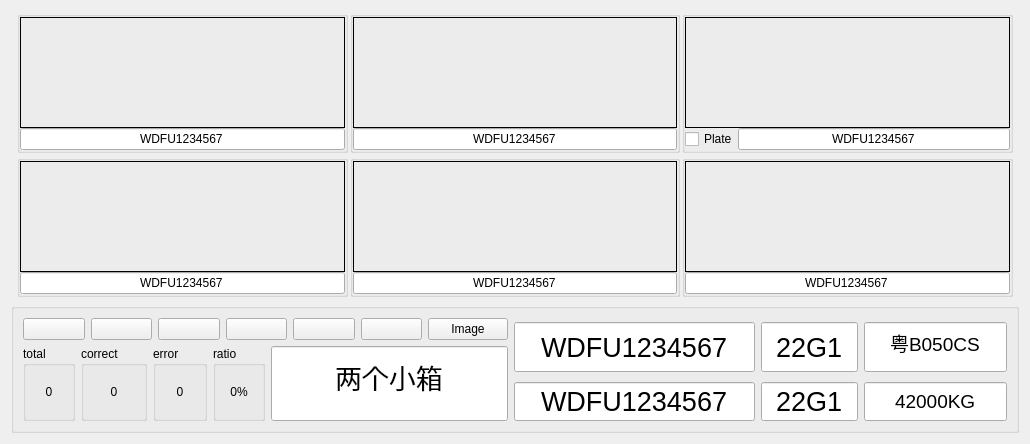
Above: Main/DataBase/database_form.ui from 519984307/Container_Multiple_Channels_20200522 before the change. Below: the same form after it.
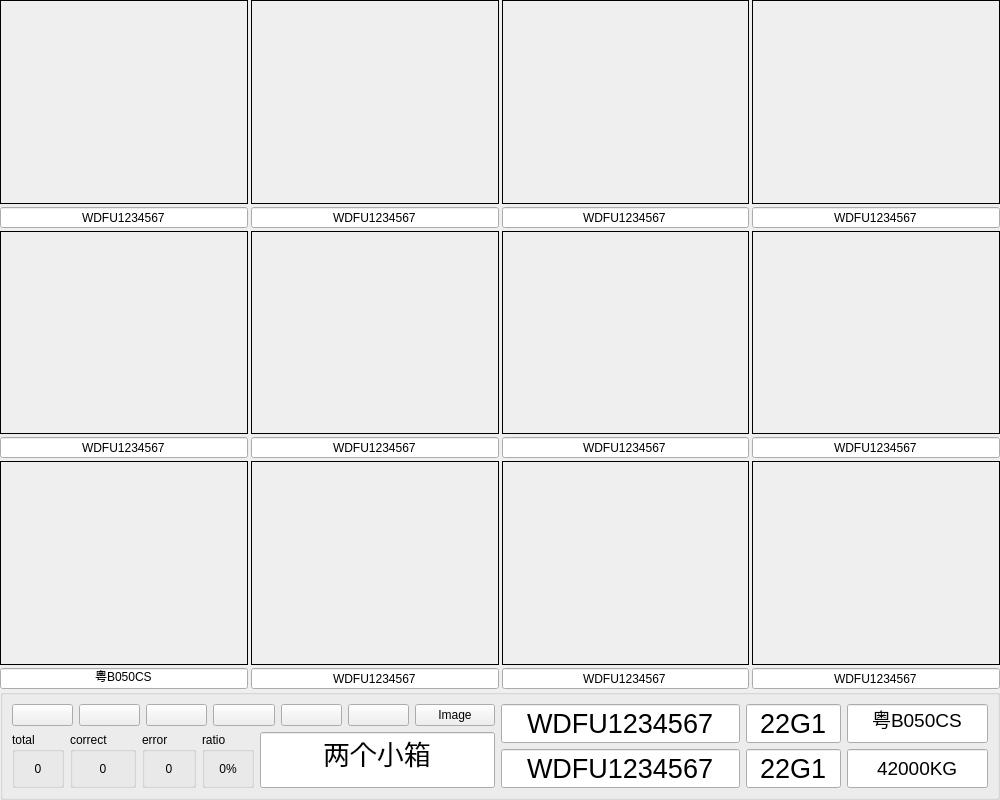
That is the form after the change. Icons and pictures are not drawn.

```diff
--- a/Main/DataBase/database_form.ui
+++ b/Main/DataBase/database_form.ui
@@ -6,15 +6,30 @@
    <rect>
     <x>0</x>
     <y>0</y>
-    <width>1030</width>
-    <height>444</height>
+    <width>1000</width>
+    <height>800</height>
    </rect>
   </property>
   <property name="windowTitle">
    <string>Form</string>
   </property>
   <layout class="QGridLayout" name="gridLayout_9">
-   <item row="0" column="1" rowspan="2">
+   <property name="leftMargin">
+    <number>0</number>
+   </property>
+   <property name="topMargin">
+    <number>0</number>
+   </property>
+   <property name="rightMargin">
+    <number>0</number>
+   </property>
+   <property name="bottomMargin">
+    <number>0</number>
+   </property>
+   <property name="spacing">
+    <number>0</number>
+   </property>
+   <item row="0" column="0">
     <widget class="QStackedWidget" name="database_stackedWidget">
      <property name="sizePolicy">
       <sizepolicy hsizetype="Expanding" vsizetype="Expanding">
@@ -59,31 +74,133 @@
         <number>0</number>
        </property>
        <property name="spacing">
-        <number>2</number>
+        <number>3</number>
        </property>
-       <item row="0" column="0">
-        <layout class="QGridLayout" name="gridLayout_8">
-         <item row="0" column="0">
-          <widget class="QGroupBox" name="groupBox_6">
-           <property name="title">
+       <item row="3" column="3">
+        <layout class="QGridLayout" name="gridLayout_8" rowstretch="1,0,1,0,1,0" columnstretch="1,1,1,1">
+         <item row="3" column="2">
+          <widget class="QLineEdit" name="front_right_result_lineEdit">
+           <property name="minimumSize">
+            <size>
+             <width>0</width>
+             <height>21</height>
+            </size>
+           </property>
+           <property name="maximumSize">
+            <size>
+             <width>16777215</width>
+             <height>21</height>
+            </size>
+           </property>
+           <property name="text">
+            <string>WDFU1234567</string>
+           </property>
+           <property name="alignment">
+            <set>Qt::AlignCenter</set>
+           </property>
+          </widget>
+         </item>
+         <item row="1" column="3">
+          <widget class="QLineEdit" name="front_result_lineEdit_2">
+           <property name="minimumSize">
+            <size>
+             <width>0</width>
+             <height>21</height>
+            </size>
+           </property>
+           <property name="maximumSize">
+            <size>
+             <width>16777215</width>
+             <height>21</height>
+            </size>
+           </property>
+           <property name="text">
+            <string>WDFU1234567</string>
+           </property>
+           <property name="alignment">
+            <set>Qt::AlignCenter</set>
+           </property>
+          </widget>
+         </item>
+         <item row="2" column="1">
+          <widget class="QLabel" name="after_right_image_label">
+           <property name="maximumSize">
+            <size>
+             <width>16777215</width>
+             <height>16777215</height>
+            </size>
+           </property>
+           <property name="frameShape">
+            <enum>QFrame::Panel</enum>
+           </property>
+           <property name="text">
             <string/>
            </property>
-           <layout class="QGridLayout" name="gridLayout_10">
-            <property name="leftMargin">
-             <number>0</number>
-            </property>
-            <property name="topMargin">
-             <number>0</number>
-            </property>
-            <property name="rightMargin">
-             <number>0</number>
-            </property>
-            <property name="bottomMargin">
-             <number>0</number>
-            </property>
-            <property name="spacing">
-             <number>0</number>
-            </property>
+           <property name="scaledContents">
+            <bool>true</bool>
+           </property>
+          </widget>
+         </item>
+         <item row="4" column="2">
+          <widget class="QLabel" name="front_image_label_6">
+           <property name="maximumSize">
+            <size>
+             <width>16777215</width>
+             <height>16777215</height>
+            </size>
+           </property>
+           <property name="frameShape">
+            <enum>QFrame::Panel</enum>
+           </property>
+           <property name="text">
+            <string/>
+           </property>
+           <property name="scaledContents">
+            <bool>true</bool>
+           </property>
+          </widget>
+         </item>
+         <item row="0" column="2">
+          <widget class="QLabel" name="front_image_label">
+           <property name="maximumSize">
+            <size>
+             <width>16777215</width>
+             <height>16777215</height>
+            </size>
+           </property>
+           <property name="frameShape">
+            <enum>QFrame::Panel</enum>
+           </property>
+           <property name="text">
+            <string/>
+           </property>
+           <property name="scaledContents">
+            <bool>true</bool>
+           </property>
+          </widget>
+         </item>
+         <item row="1" column="2">
+          <widget class="QLineEdit" name="front_result_lineEdit">
+           <property name="minimumSize">
+            <size>
+             <width>0</width>
+             <height>21</height>
+            </size>
+           </property>
+           <property name="maximumSize">
+            <size>
+             <width>16777215</width>
+             <height>21</height>
+            </size>
+           </property>
+           <property name="text">
+            <string>WDFU1234567</string>
+           </property>
+           <property name="alignment">
+            <set>Qt::AlignCenter</set>
+           </property>
+          </widget>
+         </item>
             <item row="0" column="0">
              <widget class="QLabel" name="after_left_image_label">
               <property name="minimumSize">
@@ -109,41 +226,48 @@
               </property>
              </widget>
             </item>
-            <item row="1" column="0">
-             <widget class="QLineEdit" name="after_left_result_lineEdit_2">
+         <item row="4" column="0">
+          <widget class="QLabel" name="front_image_label_4">
+           <property name="maximumSize">
+            <size>
+             <width>16777215</width>
+             <height>16777215</height>
+            </size>
+           </property>
+           <property name="frameShape">
+            <enum>QFrame::Panel</enum>
+           </property>
+           <property name="text">
+            <string/>
+           </property>
+           <property name="scaledContents">
+            <bool>true</bool>
+           </property>
+          </widget>
+         </item>
+         <item row="3" column="0">
+          <widget class="QLineEdit" name="after_result_lineEdit">
+           <property name="minimumSize">
+            <size>
+             <width>0</width>
+             <height>21</height>
+            </size>
+           </property>
+           <property name="maximumSize">
+            <size>
+             <width>16777215</width>
+             <height>21</height>
+            </size>
+           </property>
               <property name="text">
                <string>WDFU1234567</string>
               </property>
               <property name="alignment">
                <set>Qt::AlignCenter</set>
               </property>
-             </widget>
-            </item>
-           </layout>
           </widget>
          </item>
          <item row="0" column="1">
-          <widget class="QGroupBox" name="groupBox_7">
-           <property name="title">
-            <string/>
-           </property>
-           <layout class="QGridLayout" name="gridLayout_11">
-            <property name="leftMargin">
-             <number>0</number>
-            </property>
-            <property name="topMargin">
-             <number>0</number>
-            </property>
-            <property name="rightMargin">
-             <number>0</number>
-            </property>
-            <property name="bottomMargin">
-             <number>0</number>
-            </property>
-            <property name="spacing">
-             <number>0</number>
-            </property>
-            <item row="0" column="0">
              <widget class="QLabel" name="front_left_image_label">
               <property name="maximumSize">
                <size>
@@ -162,101 +286,190 @@
               </property>
              </widget>
             </item>
+         <item row="2" column="2">
+          <widget class="QLabel" name="front_right_image_label">
+           <property name="maximumSize">
+            <size>
+             <width>16777215</width>
+             <height>16777215</height>
+            </size>
+           </property>
+           <property name="frameShape">
+            <enum>QFrame::Panel</enum>
+           </property>
+           <property name="text">
+            <string/>
+           </property>
+           <property name="scaledContents">
+            <bool>true</bool>
+           </property>
+          </widget>
+         </item>
+         <item row="3" column="3">
+          <widget class="QLineEdit" name="front_result_lineEdit_3">
+           <property name="minimumSize">
+            <size>
+             <width>0</width>
+             <height>21</height>
+            </size>
+           </property>
+           <property name="maximumSize">
+            <size>
+             <width>16777215</width>
+             <height>21</height>
+            </size>
+           </property>
+           <property name="text">
+            <string>WDFU1234567</string>
+           </property>
+           <property name="alignment">
+            <set>Qt::AlignCenter</set>
+           </property>
+          </widget>
+         </item>
+         <item row="2" column="3">
+          <widget class="QLabel" name="front_image_label_3">
+           <property name="maximumSize">
+            <size>
+             <width>16777215</width>
+             <height>16777215</height>
+            </size>
+           </property>
+           <property name="frameShape">
+            <enum>QFrame::Panel</enum>
+           </property>
+           <property name="text">
+            <string/>
+           </property>
+           <property name="scaledContents">
+            <bool>true</bool>
+           </property>
+          </widget>
+         </item>
+         <item row="3" column="1">
+          <widget class="QLineEdit" name="after_right_result_lineEdit">
+           <property name="minimumSize">
+            <size>
+             <width>0</width>
+             <height>21</height>
+            </size>
+           </property>
+           <property name="maximumSize">
+            <size>
+             <width>16777215</width>
+             <height>21</height>
+            </size>
+           </property>
+           <property name="text">
+            <string>WDFU1234567</string>
+           </property>
+           <property name="alignment">
+            <set>Qt::AlignCenter</set>
+           </property>
+          </widget>
+         </item>
+         <item row="0" column="3">
+          <widget class="QLabel" name="front_image_label_2">
+           <property name="maximumSize">
+            <size>
+             <width>16777215</width>
+             <height>16777215</height>
+            </size>
+           </property>
+           <property name="frameShape">
+            <enum>QFrame::Panel</enum>
+           </property>
+           <property name="text">
+            <string/>
+           </property>
+           <property name="scaledContents">
+            <bool>true</bool>
+           </property>
+          </widget>
+         </item>
             <item row="1" column="0">
+          <widget class="QLineEdit" name="after_left_result_lineEdit_2">
+           <property name="minimumSize">
+            <size>
+             <width>0</width>
+             <height>21</height>
+            </size>
+           </property>
+           <property name="maximumSize">
+            <size>
+             <width>16777215</width>
+             <height>21</height>
+            </size>
+           </property>
+           <property name="text">
+            <string>WDFU1234567</string>
+           </property>
+           <property name="alignment">
+            <set>Qt::AlignCenter</set>
+           </property>
+          </widget>
+         </item>
+         <item row="4" column="1">
+          <widget class="QLabel" name="front_image_label_5">
+           <property name="maximumSize">
+            <size>
+             <width>16777215</width>
+             <height>16777215</height>
+            </size>
+           </property>
+           <property name="frameShape">
+            <enum>QFrame::Panel</enum>
+           </property>
+           <property name="text">
+            <string/>
+           </property>
+           <property name="scaledContents">
+            <bool>true</bool>
+           </property>
+          </widget>
+         </item>
+         <item row="4" column="3">
+          <widget class="QLabel" name="front_image_label_7">
+           <property name="maximumSize">
+            <size>
+             <width>16777215</width>
+             <height>16777215</height>
+            </size>
+           </property>
+           <property name="frameShape">
+            <enum>QFrame::Panel</enum>
+           </property>
+           <property name="text">
+            <string/>
+           </property>
+           <property name="scaledContents">
+            <bool>true</bool>
+           </property>
+          </widget>
+         </item>
+         <item row="1" column="1">
              <widget class="QLineEdit" name="front_left_result_lineEdit">
-              <property name="text">
-               <string>WDFU1234567</string>
-              </property>
-              <property name="alignment">
-               <set>Qt::AlignCenter</set>
-              </property>
-             </widget>
-            </item>
-           </layout>
-          </widget>
-         </item>
-         <item row="0" column="2">
-          <widget class="QGroupBox" name="groupBox_8">
-           <property name="title">
-            <string/>
-           </property>
-           <layout class="QGridLayout" name="gridLayout_12">
-            <property name="leftMargin">
-             <number>0</number>
-            </property>
-            <property name="topMargin">
-             <number>0</number>
-            </property>
-            <property name="rightMargin">
-             <number>0</number>
-            </property>
-            <property name="bottomMargin">
-             <number>0</number>
-            </property>
-            <property name="spacing">
-             <number>0</number>
-            </property>
-            <item row="1" column="1">
-             <widget class="QLineEdit" name="front_result_lineEdit">
-              <property name="text">
-               <string>WDFU1234567</string>
-              </property>
-              <property name="alignment">
-               <set>Qt::AlignCenter</set>
-              </property>
-             </widget>
-            </item>
-            <item row="1" column="0">
-             <widget class="QCheckBox" name="plate_checkBox">
-              <property name="text">
-               <string>Plate</string>
-              </property>
-             </widget>
-            </item>
-            <item row="0" column="0" colspan="2">
-             <widget class="QLabel" name="front_image_label">
+           <property name="minimumSize">
+            <size>
+             <width>0</width>
+             <height>21</height>
+            </size>
+           </property>
               <property name="maximumSize">
                <size>
                 <width>16777215</width>
-                <height>16777215</height>
-               </size>
-              </property>
-              <property name="frameShape">
-               <enum>QFrame::Panel</enum>
-              </property>
+             <height>21</height>
+            </size>
+           </property>
               <property name="text">
-               <string/>
-              </property>
-              <property name="scaledContents">
-               <bool>true</bool>
+            <string>WDFU1234567</string>
+           </property>
+           <property name="alignment">
+            <set>Qt::AlignCenter</set>
               </property>
              </widget>
             </item>
-           </layout>
-          </widget>
-         </item>
-         <item row="1" column="0">
-          <widget class="QGroupBox" name="groupBox_9">
-           <property name="title">
-            <string/>
-           </property>
-           <layout class="QGridLayout" name="gridLayout_13">
-            <property name="leftMargin">
-             <number>0</number>
-            </property>
-            <property name="topMargin">
-             <number>0</number>
-            </property>
-            <property name="rightMargin">
-             <number>0</number>
-            </property>
-            <property name="bottomMargin">
-             <number>0</number>
-            </property>
-            <property name="spacing">
-             <number>0</number>
-            </property>
-            <item row="0" column="0">
+         <item row="2" column="0">
              <widget class="QLabel" name="after_image_label">
               <property name="maximumSize">
                <size>
@@ -275,8 +488,20 @@
               </property>
              </widget>
             </item>
-            <item row="1" column="0">
-             <widget class="QLineEdit" name="after_result_lineEdit">
+         <item row="5" column="3">
+          <widget class="QLineEdit" name="front_result_lineEdit_7">
+           <property name="minimumSize">
+            <size>
+             <width>0</width>
+             <height>21</height>
+            </size>
+           </property>
+           <property name="maximumSize">
+            <size>
+             <width>16777215</width>
+             <height>21</height>
+            </size>
+           </property>
               <property name="text">
                <string>WDFU1234567</string>
               </property>
@@ -285,51 +510,42 @@
               </property>
              </widget>
             </item>
-           </layout>
-          </widget>
-         </item>
-         <item row="1" column="1">
-          <widget class="QGroupBox" name="groupBox_10">
-           <property name="title">
-            <string/>
+         <item row="5" column="2">
+          <widget class="QLineEdit" name="front_result_lineEdit_6">
+           <property name="minimumSize">
+            <size>
+             <width>0</width>
+             <height>21</height>
+            </size>
            </property>
-           <layout class="QGridLayout" name="gridLayout_14">
-            <property name="leftMargin">
-             <number>0</number>
-            </property>
-            <property name="topMargin">
-             <number>0</number>
-            </property>
-            <property name="rightMargin">
-             <number>0</number>
-            </property>
-            <property name="bottomMargin">
-             <number>0</number>
-            </property>
-            <property name="spacing">
-             <number>0</number>
-            </property>
-            <item row="0" column="0">
-             <widget class="QLabel" name="after_right_image_label">
               <property name="maximumSize">
                <size>
                 <width>16777215</width>
-                <height>16777215</height>
-               </size>
-              </property>
-              <property name="frameShape">
-               <enum>QFrame::Panel</enum>
-              </property>
+             <height>21</height>
+            </size>
+           </property>
               <property name="text">
-               <string/>
-              </property>
-              <property name="scaledContents">
-               <bool>true</bool>
+            <string>WDFU1234567</string>
+           </property>
+           <property name="alignment">
+            <set>Qt::AlignCenter</set>
               </property>
              </widget>
             </item>
-            <item row="1" column="0">
-             <widget class="QLineEdit" name="after_right_result_lineEdit">
+         <item row="5" column="1">
+          <widget class="QLineEdit" name="front_result_lineEdit_5">
+           <property name="minimumSize">
+            <size>
+             <width>0</width>
+             <height>21</height>
+            </size>
+           </property>
+           <property name="maximumSize">
+            <size>
+             <width>16777215</width>
+             <height>21</height>
+            </size>
+           </property>
               <property name="text">
                <string>WDFU1234567</string>
               </property>
@@ -338,69 +554,35 @@
               </property>
              </widget>
             </item>
-           </layout>
-          </widget>
-         </item>
-         <item row="1" column="2">
-          <widget class="QGroupBox" name="groupBox_11">
-           <property name="title">
-            <string/>
+         <item row="5" column="0">
+          <widget class="QLineEdit" name="front_result_lineEdit_4">
+           <property name="minimumSize">
+            <size>
+             <width>0</width>
+             <height>21</height>
+            </size>
            </property>
-           <layout class="QGridLayout" name="gridLayout_15">
-            <property name="leftMargin">
-             <number>0</number>
-            </property>
-            <property name="topMargin">
-             <number>0</number>
-            </property>
-            <property name="rightMargin">
-             <number>0</number>
-            </property>
-            <property name="bottomMargin">
-             <number>0</number>
-            </property>
-            <property name="spacing">
-             <number>0</number>
-            </property>
-            <item row="0" column="0">
-             <widget class="QLabel" name="front_right_image_label">
               <property name="maximumSize">
                <size>
                 <width>16777215</width>
-                <height>16777215</height>
-               </size>
-              </property>
-              <property name="frameShape">
-               <enum>QFrame::Panel</enum>
-              </property>
+             <height>21</height>
+            </size>
+           </property>
               <property name="text">
-               <string/>
-              </property>
-              <property name="scaledContents">
-               <bool>true</bool>
-              </property>
-             </widget>
-            </item>
-            <item row="1" column="0">
-             <widget class="QLineEdit" name="front_right_result_lineEdit">
-              <property name="text">
-               <string>WDFU1234567</string>
-              </property>
+            <string>粤B050CS</string>
+           </property>
               <property name="alignment">
                <set>Qt::AlignCenter</set>
               </property>
              </widget>
             </item>
            </layout>
-          </widget>
-         </item>
-        </layout>
-       </item>
-      </layout>
+       </item>
+      </layout>
      </widget>
     </widget>
    </item>
-   <item row="2" column="0" colspan="3">
+   <item row="1" column="0">
     <widget class="QGroupBox" name="groupBox">
      <property name="maximumSize">
       <size>
```
Left out of the diff: 2 changed lines with no effect on the pictures. Lines whose indentation alone changed are shown as unchanged.
